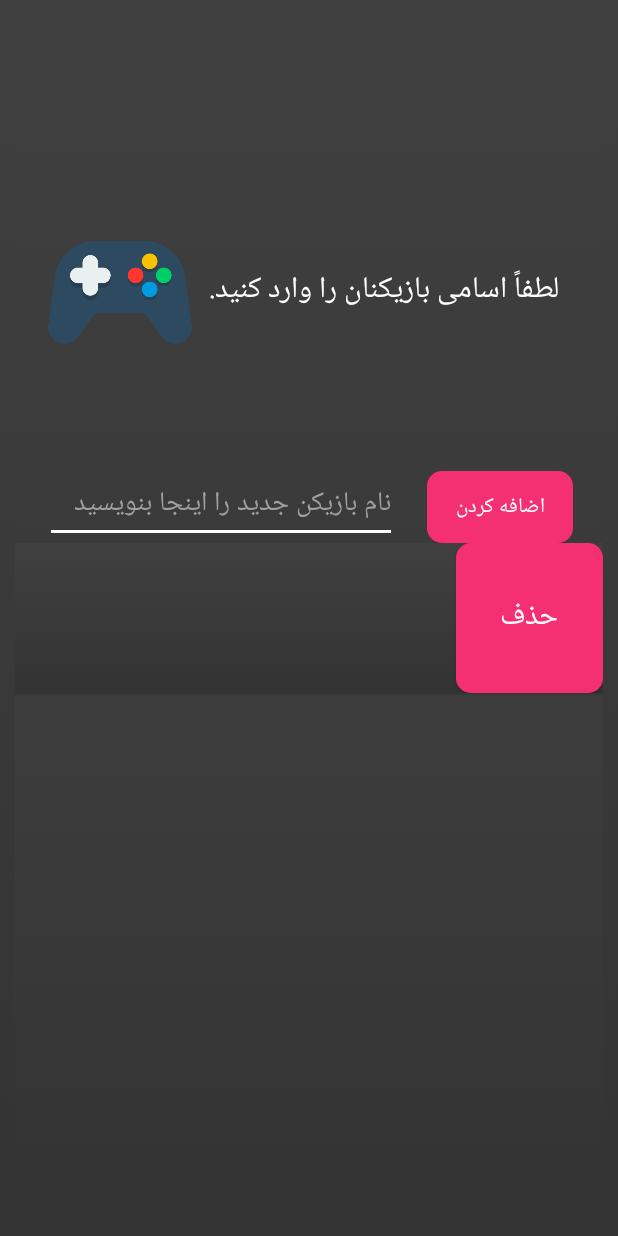
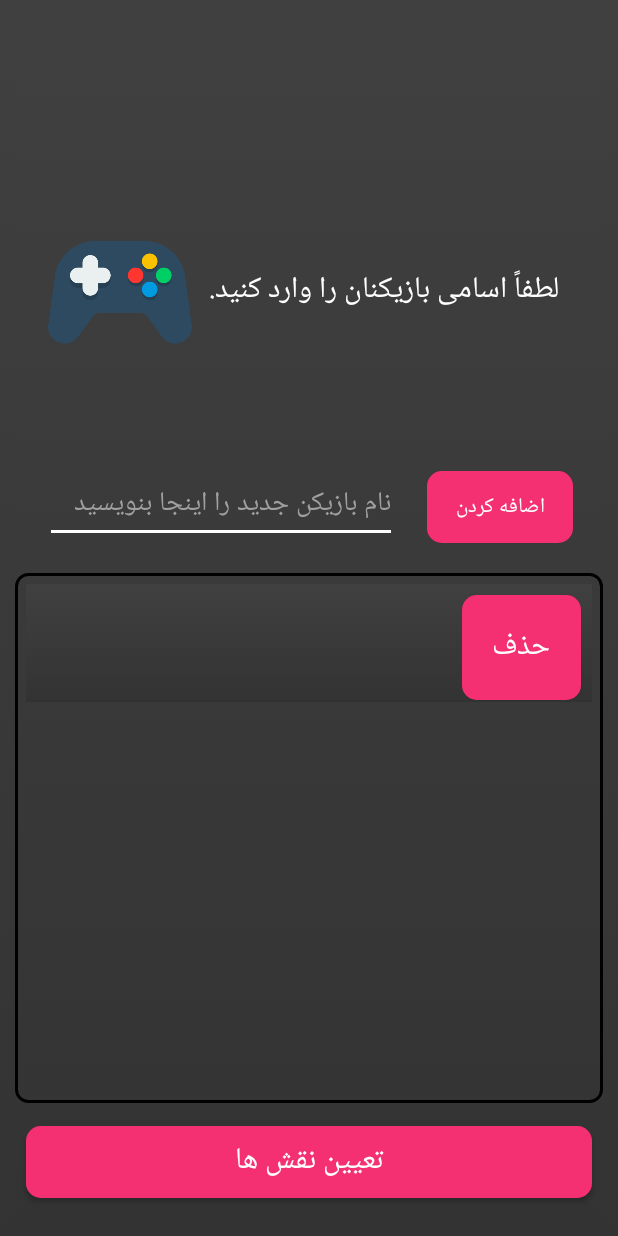
Before and after one commit to Mehrbod-MK/FacteSimchin, an Android app: the PlayersActivity screen opened directly, with no data from a screen before it, after a tap on "اضافه کردن", on a phone screen of 412 x 824 dp. Run offline under Robolectric (Android 15) with nearby library versions, the phone set to English and light mode, and no system bars.

Commit message:
Finished designing initial PlayersActivity

```diff
--- a/app/src/main/AndroidManifest.xml
+++ b/app/src/main/AndroidManifest.xml
@@ -13,7 +13,7 @@
         android:theme="@style/Theme.FacteSimchin"
         android:windowSoftInputMode="adjustResize">
         <activity
-            android:name=".players"
+            android:name=".PlayersActivity"
             android:exported="false" />
         <activity
             android:name=".MainActivity"
--- a/app/src/main/java/com/mehrbodmk/factesimchin/MainActivity.kt
+++ b/app/src/main/java/com/mehrbodmk/factesimchin/MainActivity.kt
@@ -2,23 +2,16 @@ package com.mehrbodmk.factesimchin
 
 import android.animation.ObjectAnimator
 import android.animation.ValueAnimator
-import android.content.Context
 import android.content.Intent
-import android.media.AudioAttributes
-import android.media.AudioFocusRequest
-import android.media.AudioManager
 import android.media.MediaPlayer
 import android.os.Bundle
-import android.os.PowerManager
 import android.widget.ImageView
 import androidx.activity.enableEdgeToEdge
 import androidx.appcompat.app.AppCompatActivity
 import androidx.appcompat.widget.AppCompatButton
 import androidx.core.view.ViewCompat
 import androidx.core.view.WindowInsetsCompat
-import com.mehrbodmk.factesimchin.utils.helpers
-import kotlin.concurrent.thread
-import kotlin.time.Duration
+import com.mehrbodmk.factesimchin.utils.Helpers
 
 class MainActivity : AppCompatActivity() {
 
@@ -39,8 +32,8 @@ class MainActivity : AppCompatActivity() {
 
         val buttonStartGame = findViewById<AppCompatButton>(R.id.buttonStartGame)
         buttonStartGame.setOnClickListener {
-            helpers.playSoundEffect(this@MainActivity, R.raw.button)
-            startActivity(Intent(this@MainActivity, players::class.java))
+            Helpers.playSoundEffect(this@MainActivity, R.raw.button)
+            startActivity(Intent(this@MainActivity, PlayersActivity::class.java))
         }
     }
 
--- a/app/src/main/java/com/mehrbodmk/factesimchin/players.kt
+++ b/app/src/main/java/com/mehrbodmk/factesimchin/PlayersActivity.kt
@@ -11,14 +11,15 @@ import android.widget.EditText
 import android.widget.ImageView
 import android.widget.ListView
 import android.widget.TextView
-import android.widget.Toast
 import androidx.activity.enableEdgeToEdge
 import androidx.appcompat.app.AppCompatActivity
 import androidx.appcompat.widget.AppCompatButton
+import androidx.appcompat.widget.ThemedSpinnerAdapter.Helper
 import androidx.core.view.ViewCompat
 import androidx.core.view.WindowInsetsCompat
+import com.mehrbodmk.factesimchin.utils.Helpers
 
-class players : AppCompatActivity() {
+class PlayersActivity : AppCompatActivity() {
 
     private var playersList : ArrayList<String> = ArrayList()
 
@@ -38,13 +39,14 @@ class players : AppCompatActivity() {
             playersList.add(editTextPlayerName.text.toString())
             listViewPlayers.adapter = MyListAdapter(this, R.layout.player_list_item, playersList)
             android.util.Log.i("tag", playersList.count().toString())
+            Helpers.playSoundEffect(this@PlayersActivity, R.raw.button)
         }
     }
 
     private class MyListAdapter(
         context: Context,
         private val layout: Int,
-        private val mObjects: List<String>
+        private val mObjects: MutableList<String>
     ) : ArrayAdapter<String>(context, layout, mObjects) {
 
         override fun getView(position: Int, convertView: View?, parent: ViewGroup): View {
@@ -54,7 +56,7 @@ class players : AppCompatActivity() {
             if (convertView == null) {
                 view = LayoutInflater.from(context).inflate(layout, parent, false)
                 viewHolder = ViewHolder(
-                    thumbnail = view.findViewById(R.id.list_item_thumbnail),
+                    thumbnail = null,
                     title = view.findViewById(R.id.list_item_text),
                     button = view.findViewById(R.id.list_item_removeButton)
                 )
@@ -65,7 +67,9 @@ class players : AppCompatActivity() {
             }
 
             viewHolder.button.setOnClickListener {
-                Toast.makeText(context, "Button was clicked for list item $position", Toast.LENGTH_SHORT).show()
+                Helpers.playSoundEffect(this.context, R.raw.button)
+                mObjects.removeAt(position)
+                notifyDataSetChanged()
             }
 
             viewHolder.title.text = getItem(position)
@@ -74,7 +78,7 @@ class players : AppCompatActivity() {
         }
 
         data class ViewHolder(
-            val thumbnail: ImageView,
+            val thumbnail: ImageView?,
             val title: TextView,
             val button: Button
         )
--- a/app/src/main/java/com/mehrbodmk/factesimchin/utils/helpers.kt
+++ b/app/src/main/java/com/mehrbodmk/factesimchin/utils/Helpers.kt
@@ -2,9 +2,8 @@ package com.mehrbodmk.factesimchin.utils
 
 import android.content.Context
 import android.media.MediaPlayer
-import android.provider.MediaStore.Audio.Media
 
-class helpers {
+class Helpers {
 
     companion object
     {
--- /dev/null
+++ b/app/src/main/res/drawable/custom_listview.xml
@@ -0,0 +1,12 @@
+<?xml version="1.0" encoding="utf-8"?>
+<shape xmlns:android="http://schemas.android.com/apk/res/android"
+    android:shape="rectangle">
+
+    <!-- Border stroke -->
+    <stroke
+        android:width="2dp"
+        android:color="#000000" /> <!-- Red border -->
+
+    <!-- Optional: rounded corners -->
+    <corners android:radius="8dp" />
+</shape>
--- a/app/src/main/res/layout/activity_players.xml
+++ b/app/src/main/res/layout/activity_players.xml
@@ -5,7 +5,7 @@
     android:id="@+id/main"
     android:layout_width="match_parent"
     android:layout_height="match_parent"
-    tools:context=".players"
+    tools:context=".PlayersActivity"
     android:layout_margin="10dp">
 
     <LinearLayout
@@ -59,7 +59,7 @@
             android:id="@+id/buttonAddPlayer"
             android:layout_width="0dp"
             android:layout_height="match_parent"
-            android:layout_marginRight="20dp"
+            android:layout_marginEnd="20dp"
             android:background="@drawable/button_selector"
             android:text="@string/action_add"
             android:textColor="#ffffff"
@@ -91,10 +91,28 @@
         android:id="@+id/listViewPlayers"
         android:layout_width="0dp"
         android:layout_height="0dp"
-        app:layout_constraintBottom_toBottomOf="parent"
+        android:layout_marginTop="20dp"
+        android:background="@drawable/custom_listview"
+        android:padding="7dp"
         app:layout_constraintEnd_toEndOf="parent"
         app:layout_constraintStart_toStartOf="parent"
         app:layout_constraintTop_toBottomOf="@+id/constraintLayout"
+        app:layout_constraintBottom_toTopOf="@id/buttonGoToRoles"/>
+
+    <androidx.appcompat.widget.AppCompatButton
+        android:layout_width="0dp"
+        android:layout_height="wrap_content"
+        android:background="@drawable/button_selector"
+        android:id="@+id/buttonGoToRoles"
+        app:layout_constraintLeft_toLeftOf="parent"
+        app:layout_constraintRight_toRightOf="parent"
+        app:layout_constraintBottom_toBottomOf="parent"
+        android:layout_marginVertical="15dp"
+        android:layout_marginHorizontal="7dp"
+        app:layout_constraintTop_toBottomOf="@id/listViewPlayers"
+        android:text="تعیین نقش ها"
+        android:textColor="#ffffff"
+        android:textSize="20sp"
         />
 
 </androidx.constraintlayout.widget.ConstraintLayout>
--- a/app/src/main/res/layout/player_list_item.xml
+++ b/app/src/main/res/layout/player_list_item.xml
@@ -6,15 +6,16 @@
     android:layout_height="match_parent"
     android:orientation="horizontal">
 
-    <ImageView
+    <!--ImageView
         android:id="@+id/list_item_thumbnail"
         android:layout_width="0dp"
         android:layout_height="100dp"
+        android:layout_marginHorizontal="7dp"
         app:layout_constraintEnd_toStartOf="@+id/guideline4"
         app:layout_constraintStart_toStartOf="parent"
         app:layout_constraintTop_toTopOf="parent"
         tools:srcCompat="@tools:sample/avatars[0]"
-        android:background="#00000000"/>
+        android:background="#00000000"/-->
 
     <androidx.constraintlayout.widget.Guideline
         android:id="@+id/guideline3"
@@ -26,12 +27,11 @@
     <TextView
         android:id="@+id/list_item_text"
         android:layout_width="0dp"
-        android:layout_height="100dp"
-        android:textAlignment="center"
-        android:gravity="center_horizontal"
+        android:layout_height="70dp"
+        android:gravity="center"
         android:text="@string/mafia_game"
         android:textColor="#ffffff"
-        android:textSize="25sp"
+        android:textSize="20sp"
         app:layout_constraintEnd_toStartOf="@+id/guideline3"
         app:layout_constraintStart_toStartOf="@+id/guideline4"
         app:layout_constraintTop_toTopOf="parent"
@@ -47,7 +47,8 @@
     <androidx.appcompat.widget.AppCompatButton
         android:id="@+id/list_item_removeButton"
         android:layout_width="0dp"
-        android:layout_height="100dp"
+        android:layout_height="70dp"
+        android:layout_margin="7dp"
         android:background="@drawable/button_selector"
         android:text="@string/remove"
         android:textColor="#ffffff"
```
